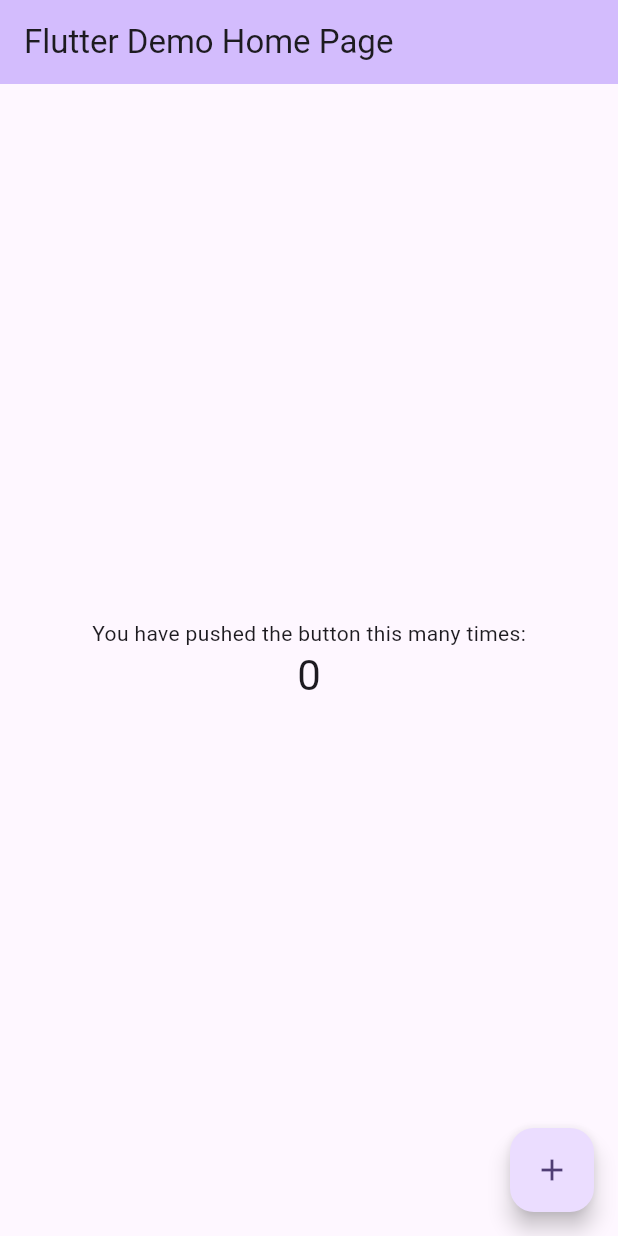
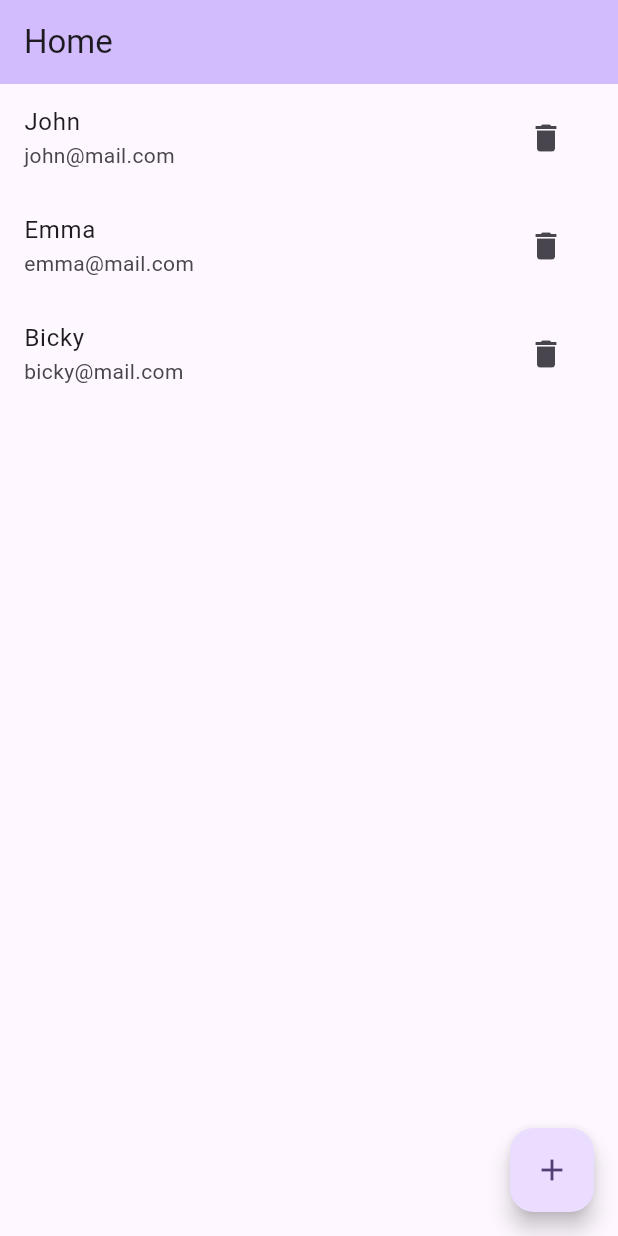
Before and after one commit to KayesAshfaQ/bloc_crud, a Flutter app: the screen it shows after launch, on a phone screen of 412 x 824 dp. Run offline on Flutter 3.47's test engine with Material 2 defaults, Android fonts, the light colour scheme and no system bars; our stand-ins replace flutter_bloc.

Commit message:
bloc implementd on ui

```diff
--- a/lib/main.dart
+++ b/lib/main.dart
@@ -1,4 +1,8 @@
 import 'package:flutter/material.dart';
+import 'package:flutter_bloc/flutter_bloc.dart';
+
+import 'src/blocs/user_list/user_list_bloc.dart';
+import 'src/screens/home_screen.dart';
 
 void main() {
   runApp(const MyApp());
@@ -9,60 +13,19 @@ class MyApp extends StatelessWidget {
 
   @override
   Widget build(BuildContext context) {
-    return MaterialApp(
-      title: 'Flutter Demo',
-      theme: ThemeData(
-        colorScheme: ColorScheme.fromSeed(seedColor: Colors.deepPurple),
-        useMaterial3: true,
-      ),
-      home: const MyHomePage(title: 'Flutter Demo Home Page'),
-    );
-  }
-}
-
-class MyHomePage extends StatefulWidget {
-  const MyHomePage({super.key, required this.title});
-
-  final String title;
-
-  @override
-  State<MyHomePage> createState() => _MyHomePageState();
-}
-
-class _MyHomePageState extends State<MyHomePage> {
-  int _counter = 0;
-
-  void _incrementCounter() {
-    setState(() {
-      _counter++;
-    });
-  }
-
-  @override
-  Widget build(BuildContext context) {
-    return Scaffold(
-      appBar: AppBar(
-        backgroundColor: Theme.of(context).colorScheme.inversePrimary,
-        title: Text(widget.title),
-      ),
-      body: Center(
-        child: Column(
-          mainAxisAlignment: MainAxisAlignment.center,
-          children: <Widget>[
-            const Text(
-              'You have pushed the button this many times:',
-            ),
-            Text(
-              '$_counter',
-              style: Theme.of(context).textTheme.headlineMedium,
-            ),
-          ],
+    return Builder(
+      builder: (context) => MultiBlocProvider(
+        providers: [
+          BlocProvider(create: (context) => UserListBloc()),
+        ],
+        child: MaterialApp(
+          title: 'Flutter Demo',
+          theme: ThemeData(
+            colorScheme: ColorScheme.fromSeed(seedColor: Colors.deepPurple),
+            useMaterial3: true,
+          ),
+          home: const HomeScreen(title: 'Home'),
         ),
-      ),
-      floatingActionButton: FloatingActionButton(
-        onPressed: _incrementCounter,
-        tooltip: 'Increment',
-        child: const Icon(Icons.add),
       ),
     );
   }
--- a/lib/src/blocs/user_list/user_list_bloc.dart
+++ b/lib/src/blocs/user_list/user_list_bloc.dart
@@ -7,7 +7,14 @@ part 'user_list_event.dart';
 part 'user_list_state.dart';
 
 class UserListBloc extends Bloc<UserListEvent, UserListState> {
-  UserListBloc() : super(UserListInitial(users: [])) {
+  UserListBloc()
+      : super(
+          UserListInitial(users: [
+            User(id: 1, name: 'John', email: 'john@mail.com'),
+            User(id: 2, name: 'Emma', email: 'emma@mail.com'),
+            User(id: 3, name: 'Bicky', email: 'bicky@mail.com'),
+          ]),
+        ) {
     on<AddUser>(_addUser);
     on<DeleteUser>(_deleteUser);
     on<UpdateUser>(_updateUser);
@@ -19,7 +26,7 @@ class UserListBloc extends Bloc<UserListEvent, UserListState> {
   }
 
   void _deleteUser(DeleteUser event, Emitter<UserListState> emit) {
-    state.users.add(event.user);
+    state.users.remove(event.user);
     emit(UserListUpdated(users: state.users));
   }
 
--- a/lib/src/screens/home_screen.dart
+++ b/lib/src/screens/home_screen.dart
@@ -0,0 +1,84 @@
+import 'package:bloc_crud/src/blocs/user_list/user_list_bloc.dart';
+import 'package:bloc_crud/src/models/user.dart';
+import 'package:bloc_crud/src/screens/user_screen.dart';
+import 'package:bloc_crud/src/uti/user_screen_action.dart';
+import 'package:flutter/material.dart';
+import 'package:flutter_bloc/flutter_bloc.dart';
+
+class HomeScreen extends StatefulWidget {
+  const HomeScreen({super.key, required this.title});
+
+  final String title;
+
+  @override
+  State<HomeScreen> createState() => _HomeScreenState();
+}
+
+class _HomeScreenState extends State<HomeScreen> {
+  @override
+  Widget build(BuildContext context) {
+    return Scaffold(
+      appBar: AppBar(
+        backgroundColor: Theme.of(context).colorScheme.inversePrimary,
+        title: Text(widget.title),
+      ),
+      body: BlocBuilder<UserListBloc, UserListState>(
+        bloc: BlocProvider.of<UserListBloc>(context),
+        builder: (context, state) {
+          /*UserListUpdated && */
+          if (state.users.isNotEmpty) {
+            final users = state.users;
+
+            return ListView.builder(
+              itemCount: users.length,
+              itemBuilder: (context, index) {
+                return buildUserTile(context, users[index]);
+              },
+            );
+          } else {
+            return const Center(
+              child: Text('No users found.'),
+            );
+          }
+        },
+      ),
+      floatingActionButton: FloatingActionButton(
+        onPressed: () {
+          Navigator.push(
+              context,
+              MaterialPageRoute(
+                  builder: (context) => const UserScreen(
+                        action: UserScreenAction.create,
+                      )));
+        },
+        tooltip: 'Create User',
+        child: const Icon(Icons.add),
+      ),
+    );
+  }
+
+  ListTile buildUserTile(
+    BuildContext context,
+    User user,
+  ) {
+    return ListTile(
+      title: Text(user.name),
+      subtitle: Text(user.email),
+      trailing: IconButton(
+        icon: const Icon(Icons.delete),
+        onPressed: () {
+          BlocProvider.of<UserListBloc>(context).add(DeleteUser(user: user));
+        },
+      ),
+      onTap: () {
+        Navigator.push(
+            context,
+            MaterialPageRoute(
+                builder: (context) => UserScreen(
+                      action: UserScreenAction.edit,
+                      user: user,
+                    )));
+      },
+    );
+  }
+}
--- /dev/null
+++ b/lib/src/uti/user_screen_action.dart
@@ -0,0 +1,4 @@
+enum UserScreenAction {
+  create,
+  edit,
+}
```
Also changed, not shown: lib/src/screens/user_screen.dart (added, +140 -0 lines), lib/src/uti/util.dart (added, +18 -0 lines).
